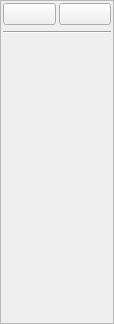
Above: src/dcc/whiteboardtoolbarui.ui from KDE/konversation before the change. Below: the same form after it.
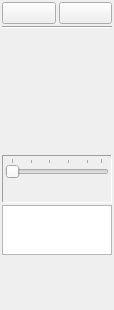
That is the form after the change. Custom widgets are drawn as their Qt base class.

The edit to the form file:
```diff
--- a/src/dcc/whiteboardtoolbarui.ui
+++ b/src/dcc/whiteboardtoolbarui.ui
@@ -1,13 +1,13 @@
 <?xml version="1.0" encoding="UTF-8"?>
 <ui version="4.0">
  <class>WhiteBoardToolBarUi</class>
- <widget class="QFrame" name="WhiteBoardToolBarUi">
+ <widget class="QWidget" name="WhiteBoardToolBarUi">
   <property name="geometry">
    <rect>
     <x>0</x>
     <y>0</y>
     <width>114</width>
-    <height>324</height>
+    <height>310</height>
    </rect>
   </property>
   <property name="sizePolicy">
@@ -25,13 +25,10 @@
   <property name="windowTitle">
    <string>Frame</string>
   </property>
-  <property name="frameShape">
-   <enum>QFrame::StyledPanel</enum>
-  </property>
-  <property name="frameShadow">
-   <enum>QFrame::Raised</enum>
-  </property>
-  <layout class="QVBoxLayout" name="verticalLayout">
+  <layout class="QVBoxLayout" name="verticalLayout_2">
+   <property name="spacing">
+    <number>2</number>
+   </property>
    <property name="margin">
     <number>2</number>
    </property>
@@ -41,7 +38,7 @@
       <number>3</number>
      </property>
      <item row="0" column="0">
-      <widget class="KPushButton" name="m_newPushButton"/>
+      <widget class="KPushButton" name="m_clearPushButton"/>
      </item>
      <item row="0" column="1">
       <widget class="KPushButton" name="m_savePushButton"/>
@@ -146,22 +143,121 @@
        </property>
       </widget>
      </item>
+     <item row="4" column="0">
+      <widget class="KPushButton" name="m_arrowPushButton">
+       <property name="checkable">
+        <bool>true</bool>
+       </property>
+       <property name="flat">
+        <bool>true</bool>
+       </property>
+      </widget>
+     </item>
     </layout>
    </item>
    <item>
-    <widget class="QFrame" name="m_optionFrame">
-     <property name="maximumSize">
-      <size>
-       <width>16777215</width>
-       <height>16777215</height>
-      </size>
-     </property>
+    <widget class="QFrame" name="m_lineWidthFrame">
      <property name="frameShape">
-      <enum>QFrame::StyledPanel</enum>
+      <enum>QFrame::Panel</enum>
      </property>
      <property name="frameShadow">
       <enum>QFrame::Sunken</enum>
      </property>
+     <layout class="QVBoxLayout" name="verticalLayout">
+      <property name="spacing">
+       <number>2</number>
+      </property>
+      <property name="margin">
+       <number>2</number>
+      </property>
+      <item>
+       <widget class="QSlider" name="m_lineWidthSlider">
+        <property name="minimum">
+         <number>1</number>
+        </property>
+        <property name="maximum">
+         <number>20</number>
+        </property>
+        <property name="pageStep">
+         <number>4</number>
+        </property>
+        <property name="value">
+         <number>1</number>
+        </property>
+        <property name="orientation">
+         <enum>Qt::Horizontal</enum>
+        </property>
+        <property name="tickPosition">
+         <enum>QSlider::TicksAbove</enum>
+        </property>
+       </widget>
+      </item>
+      <item>
+       <widget class="QLabel" name="m_lineWidthLabel">
+        <property name="minimumSize">
+         <size>
+          <width>0</width>
+          <height>20</height>
+         </size>
+        </property>
+        <property name="maximumSize">
+         <size>
+          <width>16777215</width>
+          <height>20</height>
+         </size>
+        </property>
+        <property name="text">
+         <string/>
+        </property>
+        <property name="alignment">
+         <set>Qt::AlignCenter</set>
+        </property>
+       </widget>
+      </item>
+     </layout>
+    </widget>
+   </item>
+   <item>
+    <widget class="QListWidget" name="m_formOptionListWidget">
+     <property name="sizePolicy">
+      <sizepolicy hsizetype="Expanding" vsizetype="Minimum">
+       <horstretch>0</horstretch>
+       <verstretch>0</verstretch>
+      </sizepolicy>
+     </property>
+     <property name="maximumSize">
+      <size>
+       <width>16777215</width>
+       <height>50</height>
+      </size>
+     </property>
+     <property name="verticalScrollBarPolicy">
+      <enum>Qt::ScrollBarAlwaysOff</enum>
+     </property>
+     <property name="horizontalScrollBarPolicy">
+      <enum>Qt::ScrollBarAlwaysOff</enum>
+     </property>
+     <property name="autoScroll">
+      <bool>false</bool>
+     </property>
+     <property name="editTriggers">
+      <set>QAbstractItemView::NoEditTriggers</set>
+     </property>
+     <property name="selectionBehavior">
+      <enum>QAbstractItemView::SelectRows</enum>
+     </property>
+     <property name="textElideMode">
+      <enum>Qt::ElideMiddle</enum>
+     </property>
+     <property name="resizeMode">
+      <enum>QListView::Fixed</enum>
+     </property>
+     <property name="viewMode">
+      <enum>QListView::ListMode</enum>
+     </property>
+     <property name="uniformItemSizes">
+      <bool>true</bool>
+     </property>
     </widget>
    </item>
    <item>
@@ -177,6 +273,9 @@
      </property>
     </spacer>
    </item>
+   <item>
+    <widget class="Konversation::DCC::WhiteBoardColorChooser" name="m_colorChooser"/>
+   </item>
   </layout>
  </widget>
  <customwidgets>
@@ -185,6 +284,12 @@
    <extends>QPushButton</extends>
    <header>kpushbutton.h</header>
   </customwidget>
+  <customwidget>
+   <class>Konversation::DCC::WhiteBoardColorChooser</class>
+   <extends>QFrame</extends>
+   <header>whiteboardcolorchooser.h</header>
+   <container>1</container>
+  </customwidget>
  </customwidgets>
  <resources/>
  <connections/>
```
